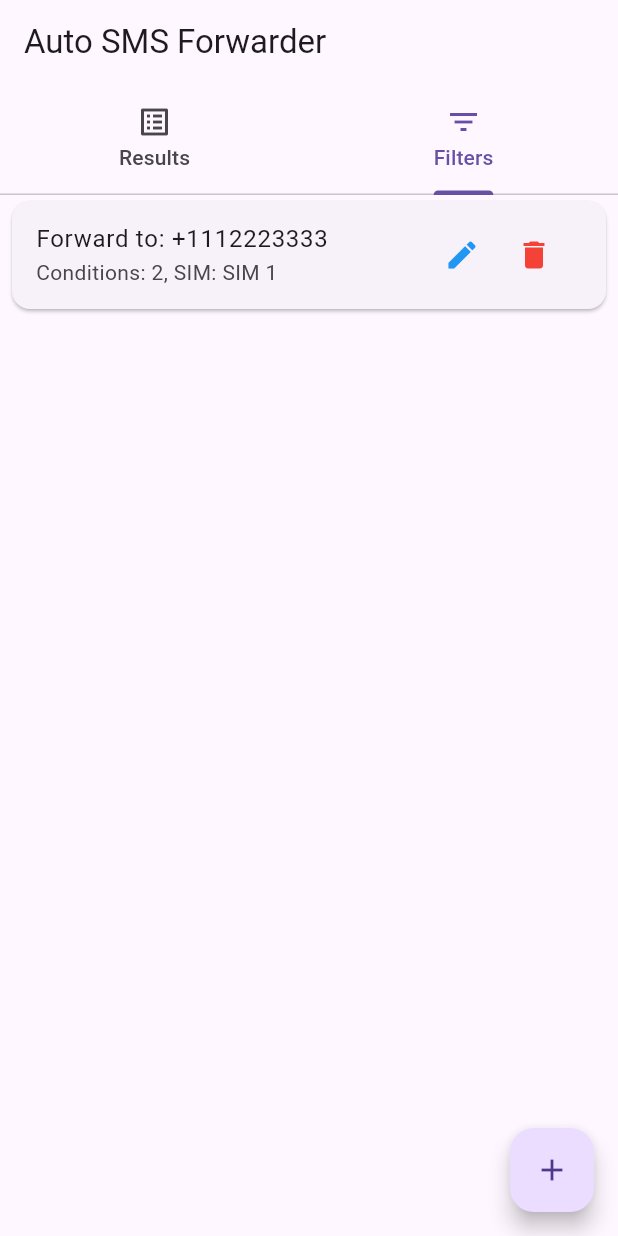
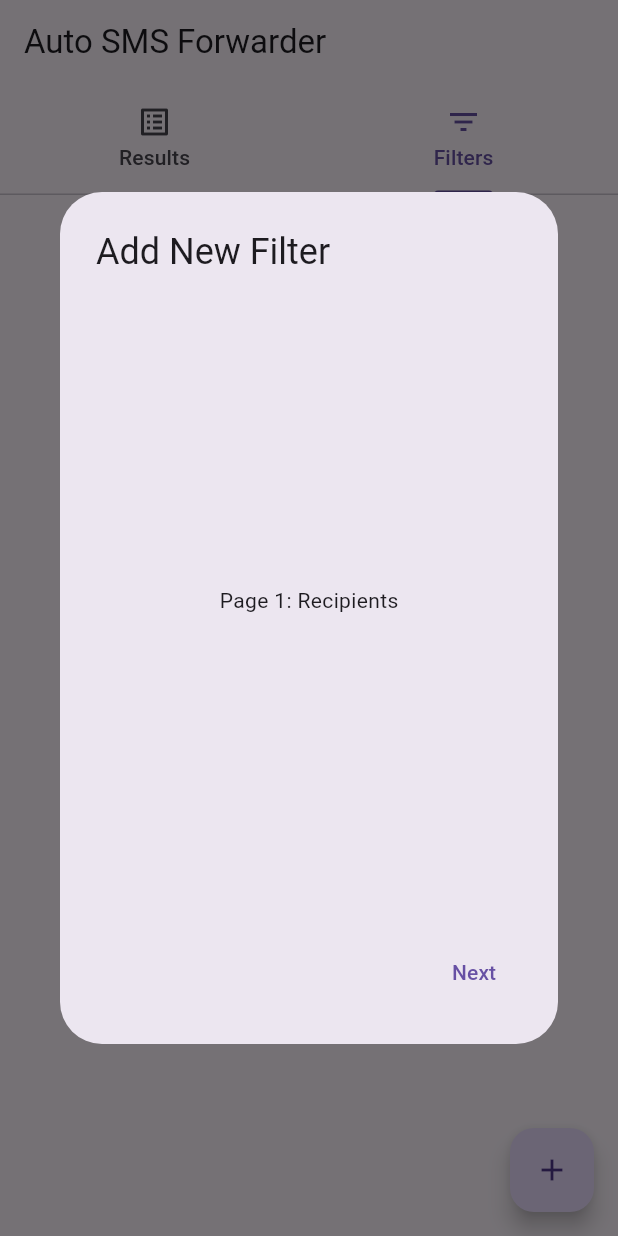
Before and after one commit to arunachalam-b/automated-sms-forwarder, a Flutter app: the screen it shows after launch, tab 2 chosen, after a tap on the "add" icon, on a phone screen of 412 x 824 dp. Run offline on Flutter 3.47's test engine with Material 3 defaults, Android fonts, the phone set to English and light mode, and no system bars.

Commit message:
[Arunachalam] Fix issues in opening filter tab

```diff
--- a/lib/screens/home_page.dart
+++ b/lib/screens/home_page.dart
@@ -12,6 +12,7 @@ class HomePage extends StatefulWidget {
 class _HomePageState extends State<HomePage> with SingleTickerProviderStateMixin {
   late TabController _tabController;
   int _currentIndex = 0; // To track the current tab index
+  final filtersTabKey = GlobalKey<filters_tab.FiltersTabState>(); // Use the state's type
 
   @override
   void initState() {
@@ -55,14 +56,15 @@ class _HomePageState extends State<HomePage> with SingleTickerProviderStateMixin
         controller: _tabController,
         children: [
           const ResultsTab(),
-          // Use the key here
-          filters_tab.FiltersTab(key: filters_tab.filtersTabKey),
+          // Use the key here, associating it with the FiltersTab widget
+          filters_tab.FiltersTab(key: filtersTabKey),
         ],
       ),
       // Conditionally display FAB based on the current tab index
       floatingActionButton: _currentIndex == 1 // Show only on Filters tab (index 1)
           ? FloatingActionButton(
-              onPressed: filters_tab.triggerAddFilterDialog, // Call the exposed function
+              // Directly access the method on the state via the key
+              onPressed: () => filtersTabKey.currentState?.openAddFilterDialog(),
               tooltip: 'Add Filter',
               child: const Icon(Icons.add),
             )
--- a/lib/tabs/filters_tab.dart
+++ b/lib/tabs/filters_tab.dart
@@ -1,14 +1,15 @@
 import 'package:flutter/material.dart';
 import '../models/filter.dart'; // Adjust path if necessary
+import '../widgets/filter_wizard.dart'; // Import the wizard
 
 class FiltersTab extends StatefulWidget {
   const FiltersTab({super.key});
 
   @override
-  State<FiltersTab> createState() => _FiltersTabState();
+  State<FiltersTab> createState() => FiltersTabState();
 }
 
-class _FiltersTabState extends State<FiltersTab> {
+class FiltersTabState extends State<FiltersTab> {
   // In-memory list of filters for now
   final List<Filter> _filters = [];
 
@@ -36,24 +37,30 @@ class _FiltersTabState extends State<FiltersTab> {
     // TODO: Persist deletion
   }
 
-  void _openAddFilterDialog() {
-    // TODO: Implement filter wizard dialog
-    print("Open Add Filter Dialog");
-    // For testing, add a dummy filter
-    _addFilter(Filter(
-      id: DateTime.now().millisecondsSinceEpoch.toString(),
-      recipients: ['+1112223333'],
-      conditions: [
-        FilterCondition(type: FilterConditionType.sender, value: 'Bank'),
-        FilterCondition(type: FilterConditionType.content, value: 'OTP', caseSensitive: true),
-      ],
-      selectedSim: 'SIM 1',
-    ));
+  Future<void> openAddFilterDialog() async {
+    final newFilter = await showDialog<Filter>(
+      context: context,
+      barrierDismissible: false,
+      builder: (BuildContext context) {
+        return const FilterWizard();
+      },
+    );
+    if (newFilter != null) {
+      _addFilter(newFilter);
+    }
   }
 
-  void _openEditFilterDialog(Filter filter) {
-    // TODO: Implement filter wizard dialog pre-filled with filter data
-    print("Open Edit Filter Dialog for ${filter.id}");
+  Future<void> openEditFilterDialog(Filter filter) async {
+    final editedFilter = await showDialog<Filter>(
+      context: context,
+      barrierDismissible: false,
+      builder: (BuildContext context) {
+        return FilterWizard(initialFilter: filter);
+      },
+    );
+    if (editedFilter != null) {
+      _editFilter(filter, editedFilter);
+    }
   }
 
   @override
@@ -86,7 +93,7 @@ class _FiltersTabState extends State<FiltersTab> {
               children: [
                 IconButton(
                   icon: const Icon(Icons.edit, color: Colors.blue),
-                  onPressed: () => _openEditFilterDialog(filter),
+                  onPressed: () => openEditFilterDialog(filter),
                   tooltip: 'Edit Filter',
                 ),
                 IconButton(
@@ -96,7 +103,7 @@ class _FiltersTabState extends State<FiltersTab> {
                 ),
               ],
             ),
-            onTap: () => _openEditFilterDialog(filter), // Allow tapping anywhere to edit
+            onTap: () => openEditFilterDialog(filter),
           ),
         );
       },
@@ -132,10 +139,10 @@ class _FiltersTabState extends State<FiltersTab> {
   }
 }
 
-// Expose a way for HomePage to trigger adding filters
-// This is a simple way; consider Provider/Riverpod for better state management
-GlobalKey<_FiltersTabState> filtersTabKey = GlobalKey<_FiltersTabState>();
+// Remove the triggerAddFilterDialog function as it's not needed anymore
+// The FAB directly calls the instance method via the GlobalKey approach.
+// GlobalKey<_FiltersTabState> filtersTabKey = GlobalKey<_FiltersTabState>();
 
-void triggerAddFilterDialog() {
-  filtersTabKey.currentState?._openAddFilterDialog();
-}
+// void triggerAddFilterDialog() {
+//   filtersTabKey.currentState?._openAddFilterDialog();
+// }
--- /dev/null
+++ b/lib/widgets/filter_wizard.dart
@@ -0,0 +1,153 @@
+import 'package:flutter/material.dart';
+import 'package:uuid/uuid.dart';
+import '../models/filter.dart';
+
+class FilterWizard extends StatefulWidget {
+  final Filter? initialFilter; // Pass existing filter for editing
+
+  const FilterWizard({super.key, this.initialFilter});
+
+  @override
+  State<FilterWizard> createState() => _FilterWizardState();
+}
+
+class _FilterWizardState extends State<FilterWizard> {
+  final _pageController = PageController();
+  int _currentPage = 0;
+  final _formKeys = [GlobalKey<FormState>(), GlobalKey<FormState>(), GlobalKey<FormState>()]; // One key per page if needed
+
+  // State variables for the filter being built/edited
+  late String _filterId;
+  List<String> _recipients = [];
+  List<FilterCondition> _conditions = [];
+  String? _selectedSim;
+
+  // Controllers for input fields
+  final _recipientController = TextEditingController();
+  // TODO: Add controllers for condition inputs
+
+  @override
+  void initState() {
+    super.initState();
+    if (widget.initialFilter != null) {
+      // Pre-populate state if editing
+      _filterId = widget.initialFilter!.id;
+      _recipients = List.from(widget.initialFilter!.recipients);
+      _conditions = List.from(widget.initialFilter!.conditions);
+      _selectedSim = widget.initialFilter!.selectedSim;
+    } else {
+      // Generate new ID if creating
+      _filterId = const Uuid().v4();
+    }
+  }
+
+  @override
+  void dispose() {
+    _pageController.dispose();
+    _recipientController.dispose();
+    // TODO: Dispose condition controllers
+    super.dispose();
+  }
+
+  void _nextPage() {
+    // Optional: Validate current page form before proceeding
+    // if (_formKeys[_currentPage].currentState?.validate() ?? false) {
+      if (_currentPage < 2) {
+        _pageController.nextPage(
+          duration: const Duration(milliseconds: 300),
+          curve: Curves.easeInOut,
+        );
+        setState(() {
+          _currentPage++;
+        });
+      }
+    // }
+  }
+
+  void _previousPage() {
+    if (_currentPage > 0) {
+      _pageController.previousPage(
+        duration: const Duration(milliseconds: 300),
+        curve: Curves.easeInOut,
+      );
+      setState(() {
+        _currentPage--;
+      });
+    }
+  }
+
+  void _submitFilter() {
+    // Optional: Validate final page form
+    // if (_formKeys[_currentPage].currentState?.validate() ?? false) {
+      final newFilter = Filter(
+        id: _filterId,
+        recipients: _recipients,
+        conditions: _conditions,
+        selectedSim: _selectedSim,
+      );
+      Navigator.of(context).pop(newFilter); // Return the created/edited filter
+    // }
+  }
+
+  @override
+  Widget build(BuildContext context) {
+    return AlertDialog(
+      title: Text(widget.initialFilter == null ? 'Add New Filter' : 'Edit Filter'),
+      content: SizedBox(
+        width: double.maxFinite, // Use available width
+        height: 400, // Adjust height as needed
+        child: PageView(
+          controller: _pageController,
+          physics: const NeverScrollableScrollPhysics(), // Disable swiping
+          children: [
+            _buildRecipientsPage(),
+            _buildConditionsPage(),
+            _buildSimSelectionPage(),
+          ],
+        ),
+      ),
+      actions: <Widget>[
+        if (_currentPage > 0)
+          TextButton(
+            child: const Text('Back'),
+            onPressed: _previousPage,
+          ),
+        if (_currentPage < 2)
+          TextButton(
+            child: const Text('Next'),
+            onPressed: _nextPage,
+          )
+        else // Show Submit on the last page
+          TextButton(
+            child: const Text('Submit'),
+            onPressed: _submitFilter,
+          ),
+      ],
+    );
+  }
+
+  // Placeholder builders for each page
+  Widget _buildRecipientsPage() {
+    // TODO: Implement recipients UI (TextFormField, Add button, List/Chips)
+    return Form(
+      key: _formKeys[0],
+      child: const Center(child: Text('Page 1: Recipients')),
+    );
+  }
+
+  Widget _buildConditionsPage() {
+    // TODO: Implement conditions UI (Add button, List of conditions with type/value/case inputs)
+     return Form(
+      key: _formKeys[1],
+      child: const Center(child: Text('Page 2: Conditions')),
+    );
+  }
+
+  Widget _buildSimSelectionPage() {
+    // TODO: Implement SIM selection UI (Dropdown/Radio buttons)
+     return Form(
+      key: _formKeys[2],
+      child: const Center(child: Text('Page 3: SIM Selection')),
+    );
+  }
+}
--- a/pubspec.yaml
+++ b/pubspec.yaml
@@ -35,6 +35,7 @@ dependencies:
   # Use with the CupertinoIcons class for iOS style icons.
   cupertino_icons: ^1.0.8
   intl: ^0.20.2
+  uuid: ^4.5.1
 
 dev_dependencies:
   flutter_test:
```
Also changed, not shown: pubspec.lock.
